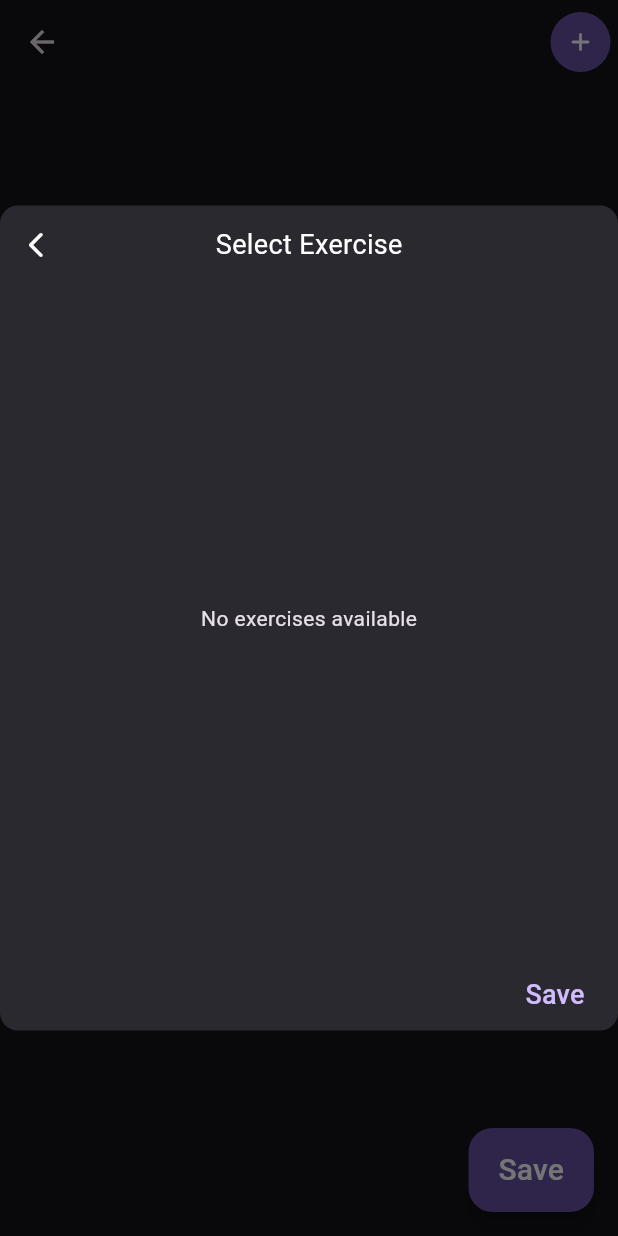
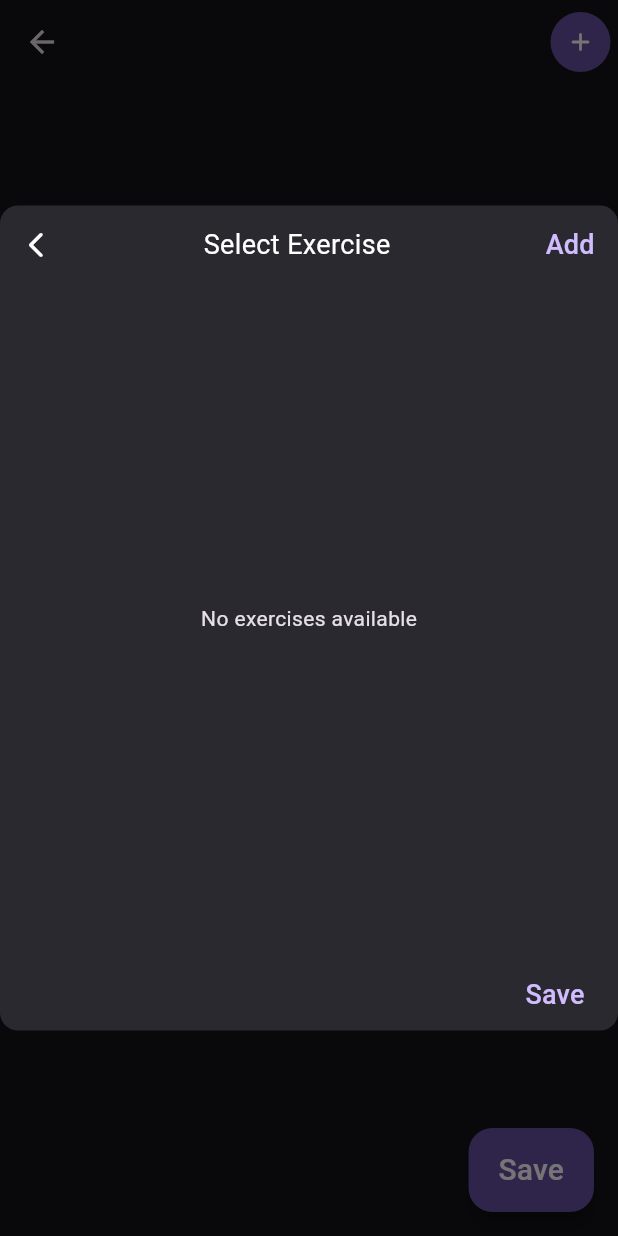
Before and after one commit to BrandonGatewood/LightWeight, a Flutter app: the WorkoutSelectExercises screen opened directly with empty values, after a tap on the "add" icon, on a phone screen of 412 x 824 dp. Run offline on Flutter 3.47's test engine with Material 3 defaults, Android fonts, the phone set to English and light mode, and no system bars; our stand-ins replace fl_chart, sqflite; accounts and stored records are empty.

Commit message:
added add button in select_exercises

```diff
--- a/lightweight_app/lib/bottom_navbar/home_page_widgets/plan_widgets/select_exercises.dart
+++ b/lightweight_app/lib/bottom_navbar/home_page_widgets/plan_widgets/select_exercises.dart
@@ -258,7 +258,12 @@ class _WorkoutSelectExerciseState extends State<WorkoutSelectExercises> {
                   ),
                   const Spacer(),
                   const Spacer(),
-                  const Spacer(),
+                  TextButton(
+                    onPressed: () {
+                      // add new exercise
+                    },
+                    child: Styles().addTextButton(),
+                  ),
                 ],
               ),
               SizedBox(
--- a/lightweight_app/lib/styles.dart
+++ b/lightweight_app/lib/styles.dart
@@ -61,6 +61,16 @@ class Styles {
     );
   }
 
+  // TextButton for add new exercise in select_exercises
+  Text addTextButton() {
+    return  const Text(
+      'Add',
+      style: TextStyle(
+        fontSize: 18,
+      )
+    );
+  }
+
   // InputDecoration for TextField
   InputDecoration inputWorkoutName(String name) {
     return InputDecoration(
```
